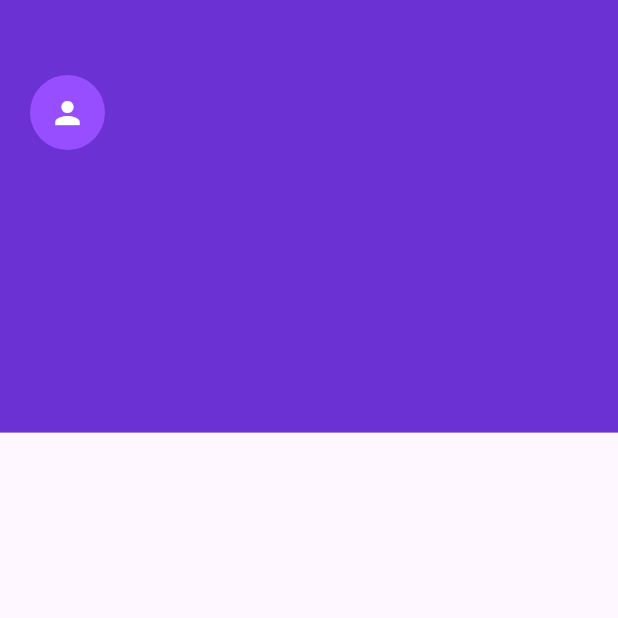
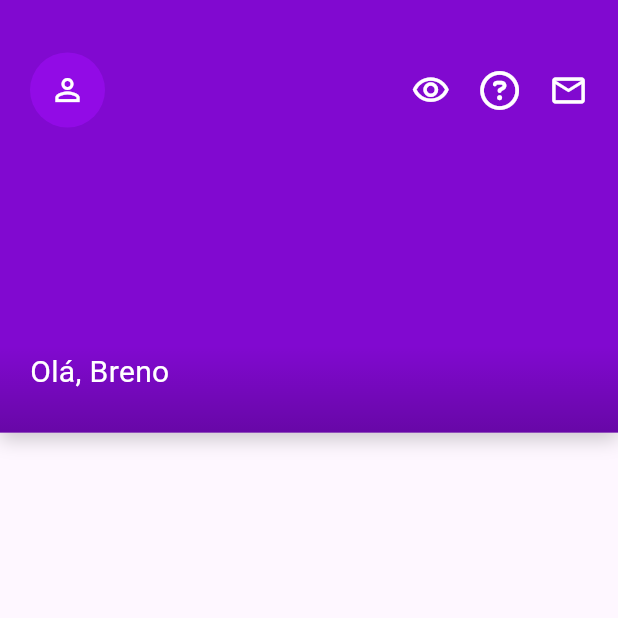
Before and after one commit to obrenoluiz/Nubank-Clone, a Flutter app: the screen it shows after launch, on a phone screen of 412 x 824 dp, the top half of it. Run offline on Flutter 3.47's test engine with Material 3 defaults, Android fonts, the phone set to English and light mode, and no system bars; our stand-ins replace font_awesome_flutter; Roboto replaces fonts that are missing (Poppins).

Commit message:
Header App

```diff
--- a/lib/pages/home/home_page.dart
+++ b/lib/pages/home/home_page.dart
@@ -1,4 +1,5 @@
 import 'package:flutter/material.dart';
+import 'package:font_awesome_flutter/font_awesome_flutter.dart';
 import 'package:nubank_clone/utils/colors_theme.dart';
 
 class HomePage extends StatelessWidget {
@@ -7,32 +8,111 @@ class HomePage extends StatelessWidget {
   @override
   Widget build(BuildContext context) {
     var size = MediaQuery.of(context).size;
+
     return Scaffold(
       body: Container(
+        decoration: BoxDecoration(
           color: ColorsTheme.primaryPurple,
+          boxShadow: [
+            BoxShadow(
+              color: Colors.black.withOpacity(0.2),
+              offset: const Offset(0, 5),
+              blurRadius: 10,
+            ),
+          ],
+        ),
         height: size.height * 0.35,
-      child: Column(
-        children: [
-          Row(
+        child: Stack(
           children: [
             Container(
-                margin: const EdgeInsets.only(top: 50, left: 20),
+              decoration: BoxDecoration(
+                gradient: LinearGradient(
+                  begin: Alignment.topCenter,
+                  end: Alignment.bottomCenter,
+                  colors: [
+                    Colors.transparent,
+                    Colors.black.withOpacity(0.2),
+                  ],
+                  stops: const [0.8, 1.0],
+                ),
+              ),
+            ),
+            Padding(
+              padding: const EdgeInsets.all(20.0),
+              child: LayoutBuilder(
+                builder: (context, constraints) {
+                  double iconSize = constraints.maxWidth * 0.07;
+
+                  return Column(
+                    children: [
+                      Padding(
+                        padding: const EdgeInsets.only(top: 15.0),
+                        child: Row(
+                          mainAxisAlignment: MainAxisAlignment.spaceBetween,
+                          crossAxisAlignment: CrossAxisAlignment.center,
+                          children: [
+                            Container(
                               width: 50,
                               height: 50,
                               decoration: BoxDecoration(
                                 color: ColorsTheme.secondaryPurple,
-                    borderRadius: BorderRadius.circular(50)),
+                                borderRadius: BorderRadius.circular(50),
+                              ),
                               child: const Center(
                                 child: Icon(
-                        Icons.person,
+                                  Icons.person_outline_outlined,
                                   color: Colors.white,
-                      )
-                    )
-              )
-            ],
-          )
+                                ),
+                              ),
+                            ),
+                            Wrap(
+                              spacing: 20,
+                              children: [
+                                Icon(
+                                  Icons.visibility_outlined,
+                                  color: Colors.white,
+                                  size: iconSize,
+                                ),
+                                Icon(
+                                  FontAwesomeIcons.circleQuestion,
+                                  color: Colors.white,
+                                  size: iconSize - 0.2,
+                                ),
+                                Icon(
+                                  Icons.email_outlined,
+                                  color: Colors.white,
+                                  size: iconSize,
+                                ),
                               ],
                             ),
-    ));
+                          ],
+                        ),
+                      ),
+                      const Spacer(),
+                      const SizedBox(
+                        height: 40,
+                        child: Row(
+                          children: [
+                            Text(
+                              'Olá, Breno',
+                              style: TextStyle(
+                                color: Colors.white,
+                                fontSize: 20,
+                                fontWeight: FontWeight.w400,
+                                fontFamily: 'Poppins',
+                              ),
+                            ),
+                          ],
+                        ),
+                      ),
+                    ],
+                  );
+                },
+              ),
+            ),
+          ],
+        ),
+      ),
+    );
   }
 }
--- /dev/null
+++ b/lib/services/services_manager.dart
@@ -0,0 +1,3 @@
+class ServicesManager {
+
+}
--- a/lib/utils/colors_theme.dart
+++ b/lib/utils/colors_theme.dart
@@ -1,6 +1,6 @@
 import 'package:flutter/material.dart';
 
 class ColorsTheme {
-  static const primaryPurple = Color.fromARGB(255, 108, 49, 211);
-  static const secondaryPurple = Color.fromARGB(255, 150, 78, 255);
+  static const primaryPurple = Color(0xff8109d0);
+  static const secondaryPurple = Color.fromARGB(255, 146, 11, 230);
 }
--- a/pubspec.yaml
+++ b/pubspec.yaml
@@ -36,6 +36,7 @@ dependencies:
   # Use with the CupertinoIcons class for iOS style icons.
   cupertino_icons: ^1.0.8
   get: ^4.6.6
+  font_awesome_flutter: ^10.8.0
 
 dev_dependencies:
   flutter_test:
```
Also changed, not shown: pubspec.lock. Lines whose indentation alone changed are shown as unchanged.
